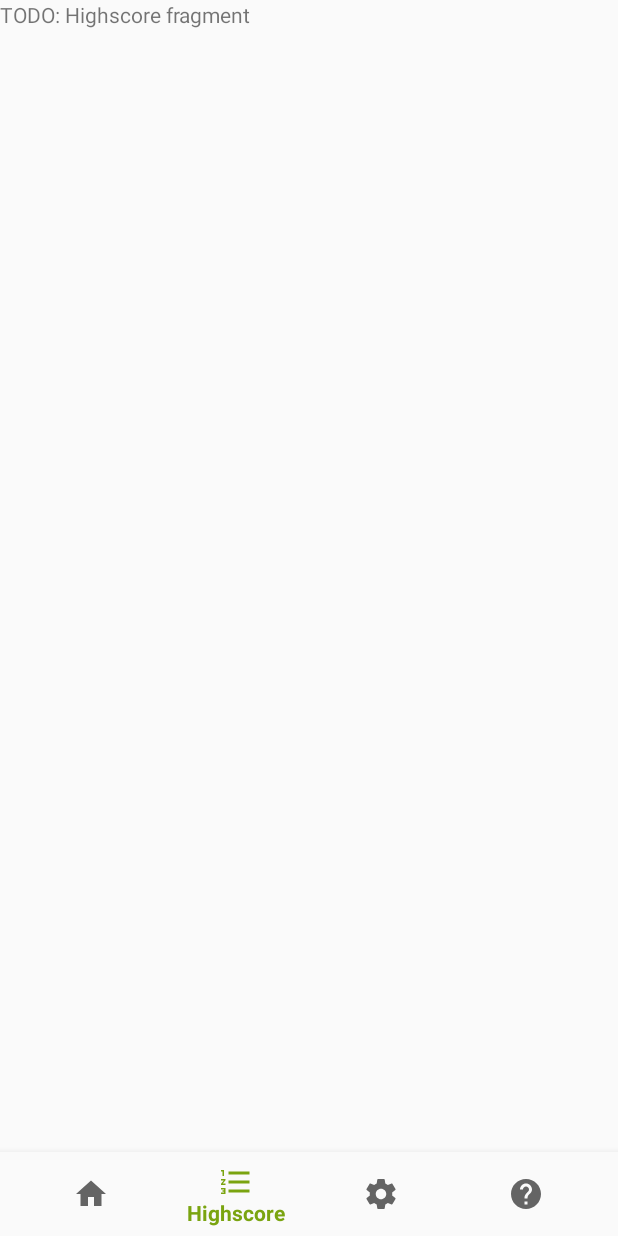
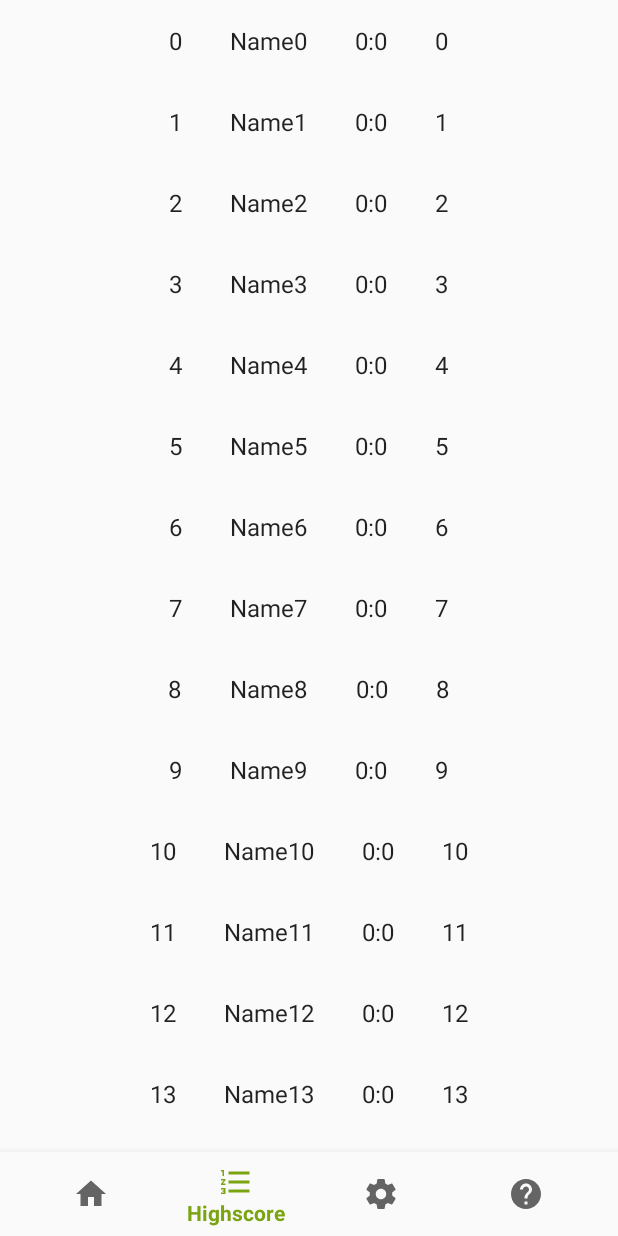
Before and after one commit to Philhil/DHBW-MasterMind, an Android app: the screen it shows after launch (StartActivity), item 2 of the bottom bar chosen, on a phone screen of 412 x 824 dp. Run offline under Robolectric (Android 15) with nearby library versions, the phone set to English and light mode, and no system bars.

Commit message:
init Highscore

```diff
--- a/app/src/main/java/de/dhbw/stuttgart/mastermind/HighscoreFragment.java
+++ b/app/src/main/java/de/dhbw/stuttgart/mastermind/HighscoreFragment.java
@@ -1,65 +1,90 @@
 package de.dhbw.stuttgart.mastermind;
 
-
+import android.content.Context;
 import android.os.Bundle;
 import android.support.v4.app.Fragment;
+import android.support.v7.widget.RecyclerView;
 import android.view.LayoutInflater;
 import android.view.View;
 import android.view.ViewGroup;
 
+import java.util.ArrayList;
+import java.util.List;
 
 /**
- * A simple {@link Fragment} subclass.
- * Use the {@link HighscoreFragment#newInstance} factory method to
- * create an instance of this fragment.
+ * A fragment representing a list of Items.
+ * <p/>
+ * Activities containing this fragment MUST implement the {@link OnListFragmentInteractionListener}
+ * interface.
  */
 public class HighscoreFragment extends Fragment {
-    // TODO: Rename parameter arguments, choose names that match
-    // the fragment initialization parameters, e.g. ARG_ITEM_NUMBER
-    private static final String ARG_PARAM1 = "param1";
-    private static final String ARG_PARAM2 = "param2";
 
-    // TODO: Rename and change types of parameters
-    private String mParam1;
-    private String mParam2;
+    private OnListFragmentInteractionListener mListener;
+    public static final List<HighscoreItem> highscoreContent = new ArrayList<>();
 
 
+    /**
+     * Mandatory empty constructor for the fragment manager to instantiate the
+     * fragment (e.g. upon screen orientation changes).
+     */
     public HighscoreFragment() {
-        // Required empty public constructor
-    }
-
-    /**
-     * Use this factory method to create a new instance of
-     * this fragment using the provided parameters.
-     *
-     * @param param1 Parameter 1.
-     * @param param2 Parameter 2.
-     * @return A new instance of fragment HighscoreFragment.
-     */
-    // TODO: Rename and change types and number of parameters
-    public static HighscoreFragment newInstance(String param1, String param2) {
-        HighscoreFragment fragment = new HighscoreFragment();
-        Bundle args = new Bundle();
-        args.putString(ARG_PARAM1, param1);
-        args.putString(ARG_PARAM2, param2);
-        fragment.setArguments(args);
-        return fragment;
     }
 
     @Override
     public void onCreate(Bundle savedInstanceState) {
         super.onCreate(savedInstanceState);
-        if (getArguments() != null) {
-            mParam1 = getArguments().getString(ARG_PARAM1);
-            mParam2 = getArguments().getString(ARG_PARAM2);
-        }
     }
 
     @Override
     public View onCreateView(LayoutInflater inflater, ViewGroup container,
                              Bundle savedInstanceState) {
-        // Inflate the layout for this fragment
-        return inflater.inflate(R.layout.fragment_highscore, container, false);
+        View view = inflater.inflate(R.layout.fragment_highscore_list, container, false);
+
+        // Set the adapter
+        if (view instanceof RecyclerView) {
+            Context context = view.getContext();
+            RecyclerView recyclerView = (RecyclerView) view;
+
+            //TODO: get Highscore list
+            for (int i = 0; i < 25; i++) {
+                highscoreContent.add(new HighscoreItem(i, "Name"+String.valueOf(i), i,i,i,i));
+            }
+
+            recyclerView.setAdapter(new HighscoreRecyclerViewAdapter(highscoreContent, mListener));
+        }
+        return view;
     }
 
+
+    @Override
+    public void onAttach(Context context) {
+        super.onAttach(context);
+        if (context instanceof OnListFragmentInteractionListener) {
+            mListener = (OnListFragmentInteractionListener) context;
+        } else {
+            throw new RuntimeException(context.toString()
+                    + " must implement OnListFragmentInteractionListener");
+        }
+    }
+
+    @Override
+    public void onDetach() {
+        super.onDetach();
+        mListener = null;
+    }
+
+    /**
+     * This interface must be implemented by activities that contain this
+     * fragment to allow an interaction in this fragment to be communicated
+     * to the activity and potentially other fragments contained in that
+     * activity.
+     * <p/>
+     * See the Android Training lesson <a href=
+     * "http://developer.android.com/training/basics/fragments/communicating.html"
+     * >Communicating with Other Fragments</a> for more information.
+     */
+    public interface OnListFragmentInteractionListener {
+
+        void onListFragmentInteraction(HighscoreItem item);
+    }
 }
--- /dev/null
+++ b/app/src/main/java/de/dhbw/stuttgart/mastermind/HighscoreItem.java
@@ -0,0 +1,29 @@
+package de.dhbw.stuttgart.mastermind;
+
+/**
+ * Created by Flip on 06.04.17.
+ */
+
+
+public class HighscoreItem {
+    public final int id;
+    public final String name;
+    public final long duration;
+    public final int tries;
+    public final int colors;
+    public final int fields;
+
+    public HighscoreItem(int id, String name, long duration, int tries, int colors, int fields) {
+        this.id = id;
+        this.name = name;
+        this.duration = duration;
+        this.tries = tries;
+        this.colors = colors;
+        this.fields = fields;
+    }
+
+    @Override
+    public String toString() {
+        return name;
+    }
+}
--- /dev/null
+++ b/app/src/main/java/de/dhbw/stuttgart/mastermind/HighscoreRecyclerViewAdapter.java
@@ -0,0 +1,85 @@
+package de.dhbw.stuttgart.mastermind;
+
+import android.support.v7.widget.RecyclerView;
+import android.view.LayoutInflater;
+import android.view.View;
+import android.view.ViewGroup;
+import android.widget.TextView;
+
+import de.dhbw.stuttgart.mastermind.HighscoreFragment.OnListFragmentInteractionListener;
+
+import java.util.List;
+
+/**
+ * {@link RecyclerView.Adapter} that can display a {@link HighscoreItem} and makes a call to the
+ * specified {@link OnListFragmentInteractionListener}.
+ * TODO: Replace the implementation with code for your data type.
+ */
+public class HighscoreRecyclerViewAdapter extends RecyclerView.Adapter<HighscoreRecyclerViewAdapter.ViewHolder> {
+
+    private final List<HighscoreItem> mValues;
+    private final OnListFragmentInteractionListener mListener;
+
+    public HighscoreRecyclerViewAdapter(List<HighscoreItem> items, OnListFragmentInteractionListener listener) {
+        mValues = items;
+        mListener = listener;
+    }
+
+    @Override
+    public ViewHolder onCreateViewHolder(ViewGroup parent, int viewType) {
+        View view = LayoutInflater.from(parent.getContext())
+                .inflate(R.layout.fragment_highscore, parent, false);
+        return new ViewHolder(view);
+    }
+
+    @Override
+    public void onBindViewHolder(final ViewHolder holder, int position) {
+        holder.mItem = mValues.get(position);
+        holder.mIdView.setText(String.valueOf(mValues.get(position).id));
+        holder.mNameView.setText(mValues.get(position).name);
+        holder.mDurationView.setText(String.valueOf((mValues.get(position).duration / 1000) / 60)
+                + ":" + String.valueOf((mValues.get(position).duration / 1000)%60));
+        holder.mTriesView.setText(String.valueOf(mValues.get(position).tries));
+
+        holder.mView.setOnClickListener(new View.OnClickListener() {
+            @Override
+            public void onClick(View v) {
+                if (null != mListener) {
+                    // Notify the active callbacks interface (the activity, if the
+                    // fragment is attached to one) that an item has been selected.
+                    mListener.onListFragmentInteraction(holder.mItem);
+                }
+            }
+        });
+    }
+
+    @Override
+    public int getItemCount() {
+        return mValues.size();
+    }
+
+    public class ViewHolder extends RecyclerView.ViewHolder {
+        public final View mView;
+        public final TextView mIdView;
+        public final TextView mNameView;
+        public final TextView mDurationView;
+        public final TextView mTriesView;
+
+        public HighscoreItem mItem;
+
+
+        public ViewHolder(View view) {
+            super(view);
+            mView = view;
+            mIdView = (TextView) view.findViewById(R.id.id);
+            mNameView = (TextView) view.findViewById(R.id.name);
+            mDurationView = (TextView) view.findViewById(R.id.time);
+            mTriesView = (TextView) view.findViewById(R.id.tries);
+        }
+
+        @Override
+        public String toString() {
+            return super.toString() + " '" + mNameView.getText() + "'";
+        }
+    }
+}
--- a/app/src/main/java/de/dhbw/stuttgart/mastermind/StartActivity.java
+++ b/app/src/main/java/de/dhbw/stuttgart/mastermind/StartActivity.java
@@ -13,11 +13,16 @@ import android.view.View;
 import android.view.Window;
 import android.widget.TextView;
 
-public class StartActivity extends AppCompatActivity {
+public class StartActivity extends AppCompatActivity implements HighscoreFragment.OnListFragmentInteractionListener {
+
+    @Override
+    public void onListFragmentInteraction(HighscoreItem item) {
+    }
 
     private Fragment fragment;
     private FragmentManager fragmentManager;
     public static final String MESSAGE_GAMEMODE = "de.dhbw.stuttgart.mastermind.GAMEMODE";
+
 
     private BottomNavigationView.OnNavigationItemSelectedListener mOnNavigationItemSelectedListener
             = new BottomNavigationView.OnNavigationItemSelectedListener() {
--- a/app/src/main/res/layout/fragment_highscore.xml
+++ b/app/src/main/res/layout/fragment_highscore.xml
@@ -1,13 +1,39 @@
-<FrameLayout xmlns:android="http://schemas.android.com/apk/res/android"
-    xmlns:tools="http://schemas.android.com/tools"
+<?xml version="1.0" encoding="utf-8"?>
+<LinearLayout xmlns:android="http://schemas.android.com/apk/res/android"
     android:layout_width="match_parent"
-    android:layout_height="match_parent"
-    tools:context="de.dhbw.stuttgart.mastermind.HighscoreFragment">
+    android:layout_height="wrap_content"
+    android:orientation="horizontal"
+    android:gravity="center">
 
-    <!-- TODO: Update blank fragment layout -->
     <TextView
-        android:layout_width="match_parent"
-        android:layout_height="match_parent"
-        android:text="@string/hello_highscore_fragment" />
+        android:id="@+id/id"
+        android:layout_width="wrap_content"
+        android:layout_height="wrap_content"
+        android:layout_margin="@dimen/text_highscore_margin"
+        android:text="id"
+        android:textAppearance="?attr/textAppearanceListItem" />
 
-</FrameLayout>
+    <TextView
+        android:id="@+id/name"
+        android:layout_width="wrap_content"
+        android:layout_height="wrap_content"
+        android:layout_margin="@dimen/text_highscore_margin"
+        android:text="Name"
+        android:textAppearance="?attr/textAppearanceListItem" />
+    <TextView
+        android:id="@+id/time"
+        android:layout_width="wrap_content"
+        android:layout_height="wrap_content"
+        android:layout_margin="@dimen/text_highscore_margin"
+        android:text="Name"
+        android:textAppearance="?attr/textAppearanceListItem" />
+
+    <TextView
+        android:id="@+id/tries"
+        android:layout_width="wrap_content"
+        android:layout_height="wrap_content"
+        android:layout_margin="@dimen/text_highscore_margin"
+        android:text="Name"
+        android:textAppearance="?attr/textAppearanceListItem" />
+
+</LinearLayout>
--- /dev/null
+++ b/app/src/main/res/layout/fragment_highscore_list.xml
@@ -0,0 +1,13 @@
+<?xml version="1.0" encoding="utf-8"?>
+<android.support.v7.widget.RecyclerView xmlns:android="http://schemas.android.com/apk/res/android"
+    xmlns:app="http://schemas.android.com/apk/res-auto"
+    xmlns:tools="http://schemas.android.com/tools"
+    android:id="@+id/list_highscore"
+    android:name="de.dhbw.stuttgart.mastermind.HighscoreFragment"
+    android:layout_width="match_parent"
+    android:layout_height="match_parent"
+    android:layout_marginLeft="16dp"
+    android:layout_marginRight="16dp"
+    app:layoutManager="LinearLayoutManager"
+    tools:context="de.dhbw.stuttgart.mastermind.HighscoreFragment"
+    tools:listitem="@layout/fragment_highscore" />
--- a/app/src/main/res/values/dimens.xml
+++ b/app/src/main/res/values/dimens.xml
@@ -2,4 +2,5 @@
     <!-- Default screen margins, per the Android Design guidelines. -->
     <dimen name="activity_horizontal_margin">16dp</dimen>
     <dimen name="activity_vertical_margin">16dp</dimen>
+    <dimen name="text_highscore_margin">16dp</dimen>
 </resources>
--- a/app/src/main/res/values/strings.xml
+++ b/app/src/main/res/values/strings.xml
@@ -18,7 +18,6 @@
 
     <string name="label_ok">OK</string>
     <!-- TODO: Remove or change this placeholder text -->
-    <string name="hello_highscore_fragment">TODO: Highscore fragment</string>
     <string name="hello_settings_fragment">TODO: Setting fragment</string>
     <string name="hello_help_fragment">TODO: Help fragment</string>
 
```
